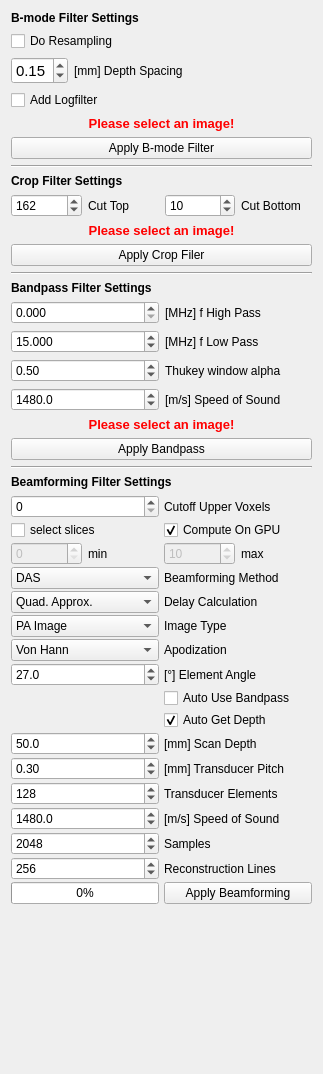
Old version of the form Plugins/org.mitk.gui.qt.photoacoustics.imageprocessing/src/internal/PAImageProcessingControls.ui in the repository MITK/MITK.
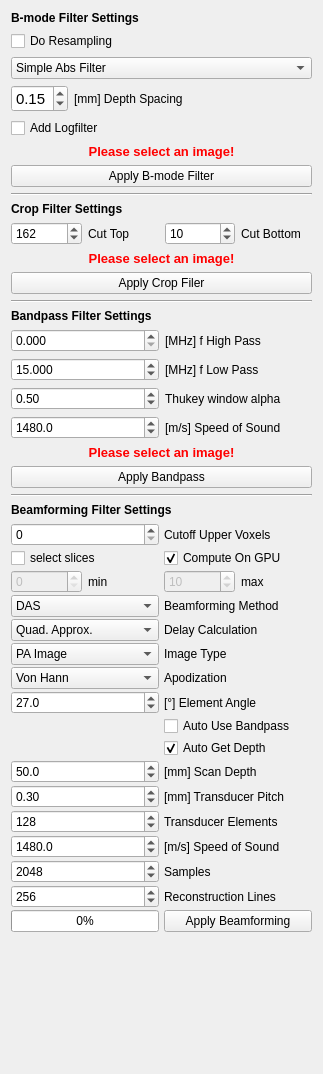
New version of the form.

Commit message: -Added a simple Abs BmodeFilter -Made a correction for CPU USImage Beamforming

```diff
--- a/Plugins/org.mitk.gui.qt.photoacoustics.imageprocessing/src/internal/PAImageProcessingControls.ui
+++ b/Plugins/org.mitk.gui.qt.photoacoustics.imageprocessing/src/internal/PAImageProcessingControls.ui
@@ -40,6 +40,20 @@
            </property>
           </widget>
          </item>
+         <item>
+          <widget class="QComboBox" name="BModeMethod">
+           <item>
+            <property name="text">
+             <string>Simple Abs Filter</string>
+            </property>
+           </item>
+           <item>
+            <property name="text">
+             <string>Shape Detection</string>
+            </property>
+           </item>
+          </widget>
+         </item>
          <item>
           <layout class="QHBoxLayout" name="horizontalLayout">
            <item>
```
The commit also changes 11 other files.
